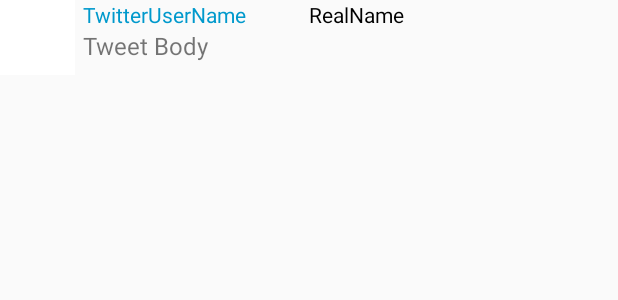
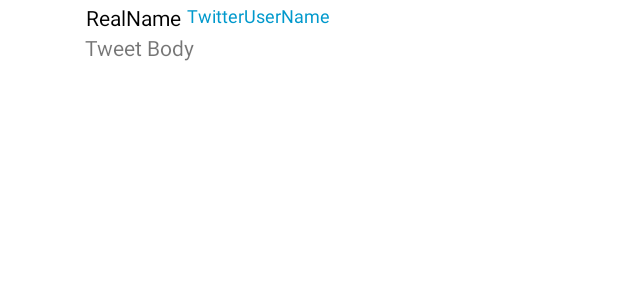
Before and after one commit to alberto-campos/hw3-twitterAndroid, an Android app: the layout item_tweet.xml on its own in the app's theme, with its tools: preview values and no code run, on a phone screen of 412 x 824 dp. Shown: the top 300 px of the screen. Run offline under Robolectric (Android 15) with nearby library versions, the phone set to English and light mode, and no system bars.

Commit message:
Making UI updates

```diff
--- a/app/src/main/AndroidManifest.xml
+++ b/app/src/main/AndroidManifest.xml
@@ -54,7 +54,7 @@
         </activity>
         <activity
             android:name=".activities.ComposeActivity"
-            android:label="@string/title_activity_compose" >
+            android:label="@string/str_compose" >
         </activity>
     </application>
 
--- a/app/src/main/java/com/codepath/apps/restclienttemplate/activities/TimelineActivity.java
+++ b/app/src/main/java/com/codepath/apps/restclienttemplate/activities/TimelineActivity.java
@@ -79,8 +79,8 @@ public class TimelineActivity extends AppCompatActivity {
     private void setupActionBar() {
 
         ActionBar actionBar = getSupportActionBar();
-        actionBar.setTitle("Timeline");
-        // actionBar.setIcon(R.drawable.twittericon); TODO: Fix, icon looks HUGE
+        actionBar.setTitle(R.string.str_home);
+        actionBar.setIcon(R.drawable.twittericon); // TODO: Fix, icon looks HUGE
         actionBar.setDisplayUseLogoEnabled(true);
         actionBar.setDisplayShowHomeEnabled(true);
         actionBar.setBackgroundDrawable(new ColorDrawable(Color.WHITE));
--- a/app/src/main/res/layout/item_tweet.xml
+++ b/app/src/main/res/layout/item_tweet.xml
@@ -1,6 +1,7 @@
 <?xml version="1.0" encoding="utf-8"?>
 <RelativeLayout xmlns:android="http://schemas.android.com/apk/res/android"
     android:layout_width="wrap_content" android:layout_height="fill_parent"
+    android:background="@android:color/white"
     android:weightSum="1">
 
     <ImageView
@@ -18,25 +19,28 @@
         android:layout_width="wrap_content"
         android:layout_height="wrap_content"
         android:text="TwitterUserName"
+        android:textSize="12dp"
         android:id="@+id/tvScreenName"
         android:textColor="@android:color/holo_blue_dark"
         android:layout_alignParentTop="true"
-        android:layout_toRightOf="@+id/ivProfileImage"
-        android:layout_toEndOf="@+id/ivProfileImage" />
+        android:layout_toRightOf="@+id/tvRealName"
+        android:layout_alignRight="@+id/tvBody"
+        android:layout_alignEnd="@+id/tvBody"
+        android:layout_margin="2dp" />
 
 
     <TextView
         android:layout_width="wrap_content"
         android:layout_height="wrap_content"
         android:text="RealName"
+        android:textSize="14dp"
         android:id="@+id/tvRealName"
         android:textColor="@android:color/black"
-        android:layout_toRightOf="@+id/tvScreenName"
-        android:layout_marginLeft="41dp"
-        android:layout_marginStart="41dp"
+        android:gravity="left"
         android:layout_alignParentTop="true"
-        android:layout_alignRight="@+id/tvBody"
-        android:layout_alignEnd="@+id/tvBody" />
+        android:layout_toRightOf="@+id/ivProfileImage"
+        android:layout_toEndOf="@+id/ivProfileImage"
+        android:layout_margin="2dp" />
 
     <TextView
         android:layout_width="wrap_content"
@@ -47,7 +51,7 @@
         android:layout_alignParentRight="true"
         android:layout_alignParentEnd="true"
         android:layout_below="@+id/tvScreenName"
-        android:textSize="16dp"
+        android:textSize="14dp"
         android:maxLines="5"
         android:typeface="sans"
 
@@ -58,12 +62,14 @@
         android:textColorLink="#8DE67F"
 
         android:singleLine="false"
-        android:ellipsize="end" />
+        android:ellipsize="end"
+        android:layout_margin="1dp" />
 
     <TextView
         android:layout_width="wrap_content"
         android:layout_height="wrap_content"
         android:id="@+id/tvTime"
+        android:textSize="12dp"
         android:layout_above="@+id/tvBody"
         android:layout_alignParentRight="true"
         android:layout_alignParentEnd="true"
--- a/app/src/main/res/values/strings.xml
+++ b/app/src/main/res/values/strings.xml
@@ -8,10 +8,11 @@
     <string name="signup_label">Sign up</string>
     <string name="title_activity_compose">ComposeActivity</string>
 
-    <string name="hello_world">Hello world!</string>
+    <string name="str_compose">Compose Tweet</string>
     <string name="action_settings">Settings</string>
     <string name="str_tweet">Tweet</string>
     <string name="str_name">Name</string>
     <string name="str_screenname">Screenname</string>
+    <string name="str_home">Home</string>
 
 </resources>
```
Also changed, not shown: 2 other files.
